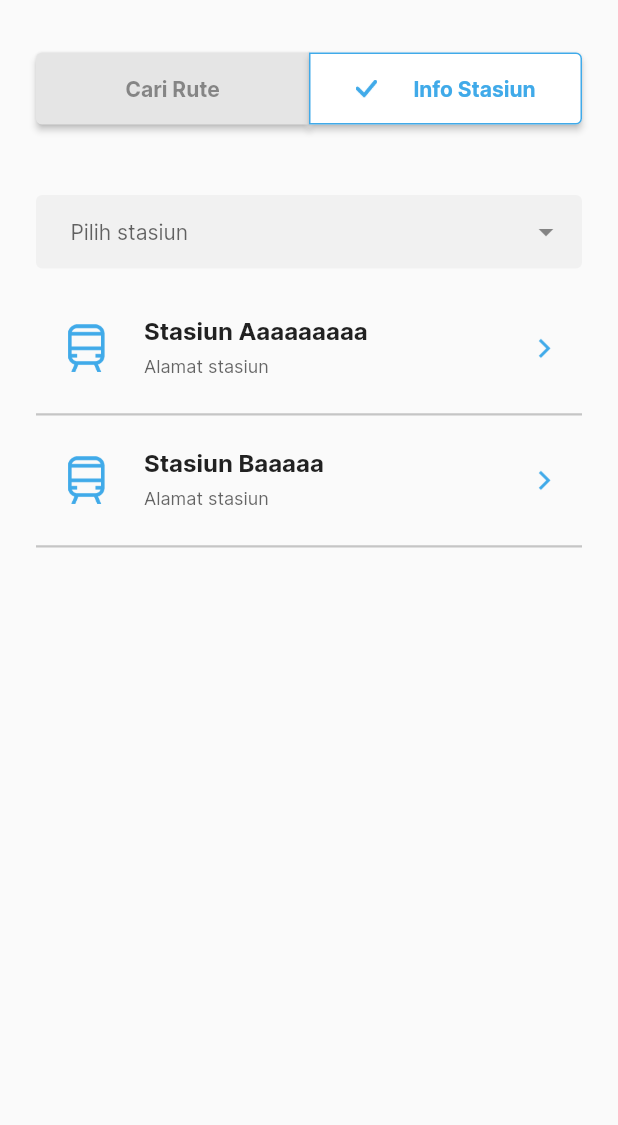
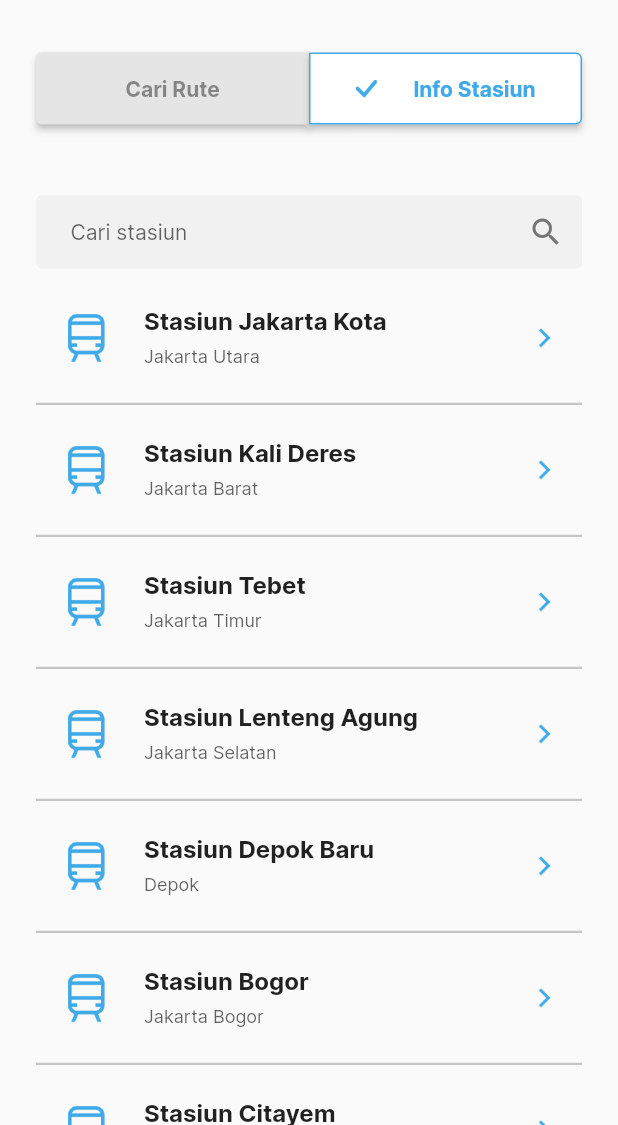
Before and after one commit to fullvelocity1/MPPL-Kel2, a Flutter app: the StationInfo screen opened directly, on a phone screen of 412 x 824 dp, the part 111-1236 px from its top. Run offline on Flutter 3.47's test engine with Material 2 defaults, Android fonts, the phone set to English and light mode, and no system bars; drawn by our look-alikes of dropdown_search.

Commit message:
add dummy model & filter search station

```diff
--- /dev/null
+++ b/lib/model/station_model.dart
@@ -0,0 +1,55 @@
+// Dummy database
+class Station {
+  String stationName;
+  String address;
+  List<String>? facilities;
+
+  Station({
+    required this.stationName,
+    required this.address,
+    this.facilities,
+  });
+}
+
+List<Station> allStation = [
+  Station(
+    stationName: "Stasiun Jakarta Kota",
+    address: "Jakarta Utara",
+    facilities: ["Toilet", "Tempat tunggu", "Kantin"],
+  ),
+  Station(
+    stationName: "Stasiun Kali Deres",
+    address: "Jakarta Barat",
+    facilities: ["Toilet", "Tempat tunggu", "Kantin"],
+  ),
+  Station(
+    stationName: "Stasiun Tebet",
+    address: "Jakarta Timur",
+    facilities: ["Toilet", "Tempat tunggu", "Kantin"],
+  ),
+  Station(
+    stationName: "Stasiun Lenteng Agung",
+    address: "Jakarta Selatan",
+    facilities: ["Toilet", "Tempat tunggu", "Kantin"],
+  ),
+  Station(
+    stationName: "Stasiun Depok Baru",
+    address: "Depok",
+    facilities: ["Toilet", "Tempat tunggu", "Kantin"],
+  ),
+  Station(
+    stationName: "Stasiun Bogor",
+    address: "Jakarta Bogor",
+    facilities: ["Toilet", "Tempat tunggu", "Kantin"],
+  ),
+  Station(
+    stationName: "Stasiun Citayem",
+    address: "Depok",
+    facilities: ["Toilet", "Tempat tunggu", "Kantin"],
+  ),
+  Station(
+    stationName: "Stasiun Universitas Indonesia",
+    address: "Depok",
+    facilities: ["Toilet", "Tempat tunggu", "Kantin"],
+  ),
+];
--- a/lib/screens/main_screen/station_info.dart
+++ b/lib/screens/main_screen/station_info.dart
@@ -1,9 +1,8 @@
-import 'package:dropdown_search/dropdown_search.dart';
 import 'package:flutter/material.dart';
 import 'package:krl_info/constants.dart';
+import 'package:krl_info/model/station_model.dart';
 import 'package:krl_info/screens/main_screen/find_route.dart';
 import 'package:krl_info/screens/main_screen/station_info_detail.dart';
-
 import 'components/app_title_n_profile.dart';
 
 class StationInfo extends StatefulWidget {
@@ -14,6 +13,7 @@ class StationInfo extends StatefulWidget {
 }
 
 class _StationInfoState extends State<StationInfo> {
+  List<Station> stations = allStation;
   @override
   Widget build(BuildContext context) {
     return Scaffold(
@@ -98,36 +98,49 @@ class _StationInfoState extends State<StationInfo> {
               ],
             ),
             const SizedBox(height: 47),
-            DropdownSearch<String>(
-              popupProps: const PopupProps.menu(
-                showSelectedItems: true,
-                showSearchBox: true,
+            // Search Box
+            TextField(
+              onChanged: searchStation,
+              decoration: InputDecoration(
+                contentPadding:
+                    const EdgeInsets.only(left: 23, top: 15, bottom: 15),
+                hintText: "Cari stasiun",
+                hintStyle: const TextStyle(
+                  fontFamily: 'Inter',
+                  fontSize: 14,
                 ),
-              items: ["ini", "mau", "diganti", "Search", "Box?"],
-              dropdownDecoratorProps: const DropDownDecoratorProps(
-                dropdownSearchDecoration: InputDecoration(
-                    contentPadding:
-                        EdgeInsets.only(left: 23, top: 15, bottom: 15),
-                    hintText: "Pilih stasiun",
-                    hintStyle: TextStyle(fontFamily: 'Inter', fontSize: 14),
-                    border: OutlineInputBorder(
+                border: const OutlineInputBorder(
                   borderSide: BorderSide(
                     width: 0,
                     style: BorderStyle.none,
                   ),
                 ),
                 filled: true,
-                    fillColor: Color.fromRGBO(37, 37, 37, 0.04)),
+                fillColor: Color.fromRGBO(37, 37, 37, 0.04),
+                suffixIcon: IconTheme(
+                  data: IconThemeData(color: Colors.grey[600]),
+                  child: const Icon(
+                    Icons.search,
                   ),
-              onChanged: print,
                 ),
-            const SizedBox(height: 10),
-            InkWell(
+              ),
+            ),
+            const SizedBox(height: 3),
+            // Station List
+            ListView.builder(
+              physics: NeverScrollableScrollPhysics(),
+              shrinkWrap: true,
+              itemCount: stations.length,
+              itemBuilder: (context, index) {
+                final station = stations[index];
+
+                return InkWell(
                   onTap: () {
                     Navigator.push(
                       context,
                       MaterialPageRoute(
-                      builder: (context) => const StationInfoDetail()),
+                          builder: (context) =>
+                              StationInfoDetail(station: station)),
                     );
                   },
                   child: Container(
@@ -135,116 +148,77 @@ class _StationInfoState extends State<StationInfo> {
                     decoration: const BoxDecoration(
                       border: Border(
                         bottom: BorderSide(
-                        width: 1.5, color: Color.fromRGBO(37, 37, 37, 0.25)),
+                          width: 1.5,
+                          color: Color.fromRGBO(37, 37, 37, 0.25),
                         ),
                       ),
-                child: Row(children: const <Widget>[
-                  Expanded(
+                    ),
+                    child: Row(
+                      children: <Widget>[
+                        const Expanded(
                           flex: 1,
                           child: Padding(
                             padding: EdgeInsets.only(left: 15),
                             child: Image(
                                 height: 32,
-                          image: AssetImage('assets/images/carbon_train.png')),
+                                image: AssetImage(
+                                    'assets/images/carbon_train.png')),
                           ),
                         ),
                         Expanded(
                             flex: 5,
                             child: Padding(
-                        padding: EdgeInsets.only(left: 20),
+                              padding: const EdgeInsets.only(left: 20),
                               child: Text.rich(
                                 TextSpan(
                                   children: <TextSpan>[
-                              TextSpan(text: 'Stasiun Aaaaaaaaa'),
+                                    TextSpan(text: station.stationName),
                                     TextSpan(
-                                  text: '\nAlamat stasiun',
-                                  style: TextStyle(
+                                        text: '\n${station.address}',
+                                        style: const TextStyle(
                                             height: 2,
                                             fontSize: 12,
                                             fontFamily: 'Inter',
                                             fontWeight: FontWeight.w100,
-                                      color: Color.fromRGBO(37, 37, 37, 0.7))),
+                                            color: Color.fromRGBO(
+                                                37, 37, 37, 0.7))),
                                   ],
                                 ),
                                 textAlign: TextAlign.left,
-                          style: TextStyle(
+                                style: const TextStyle(
                                     fontSize: 16.0,
                                     fontFamily: 'Inter',
                                     fontWeight: FontWeight.w700),
                               ),
                             )),
-                  Expanded(
+                        const Expanded(
                           flex: 1,
                           child: Image(
                               height: 24,
                               image: AssetImage('assets/images/arrow.png')),
                         ),
-                ]),
+                      ],
                     ),
                   ),
-            InkWell(
-              onTap: () {
-                Navigator.push(
-                  context,
-                  MaterialPageRoute(
-                      builder: (context) => const StationInfoDetail()),
                 );
               },
-              child: Container(
-                height: 88,
-                decoration: const BoxDecoration(
-                  border: Border(
-                    bottom: BorderSide(
-                        width: 1.5, color: Color.fromRGBO(37, 37, 37, 0.25)),
-                  ),
-                ),
-                child: Row(children: const <Widget>[
-                  Expanded(
-                    flex: 1,
-                    child: Padding(
-                      padding: EdgeInsets.only(left: 15),
-                      child: Image(
-                          height: 32,
-                          image: AssetImage('assets/images/carbon_train.png')),
-                    ),
-                  ),
-                  Expanded(
-                      flex: 5,
-                      child: Padding(
-                        padding: EdgeInsets.only(left: 20),
-                        child: Text.rich(
-                          TextSpan(
-                            children: <TextSpan>[
-                              TextSpan(text: 'Stasiun Baaaaa'),
-                              TextSpan(
-                                  text: '\nAlamat stasiun',
-                                  style: TextStyle(
-                                      height: 2,
-                                      fontSize: 12,
-                                      fontFamily: 'Inter',
-                                      fontWeight: FontWeight.w100,
-                                      color: Color.fromRGBO(37, 37, 37, 0.7))),
-                            ],
-                          ),
-                          textAlign: TextAlign.left,
-                          style: TextStyle(
-                              fontSize: 16.0,
-                              fontFamily: 'Inter',
-                              fontWeight: FontWeight.w700),
-                        ),
-                      )),
-                  Expanded(
-                    flex: 1,
-                    child: Image(
-                        height: 24,
-                        image: AssetImage('assets/images/arrow.png')),
-                  ),
-                ]),
-              ),
             ),
           ]),
         ),
       ),
     );
   }
+
+  void searchStation(String query) {
+    final suggestions = allStation.where((station) {
+      final stationName = station.stationName.toLowerCase();
+      final input = query.toLowerCase();
+
+      return stationName.contains(input);
+    }).toList();
+
+    setState(() {
+      stations = suggestions;
+    });
   }
+}
```
Also changed, not shown: lib/screens/main_screen/station_info_detail.dart (+152 -38 lines). Lines whose indentation alone changed are shown as unchanged.
